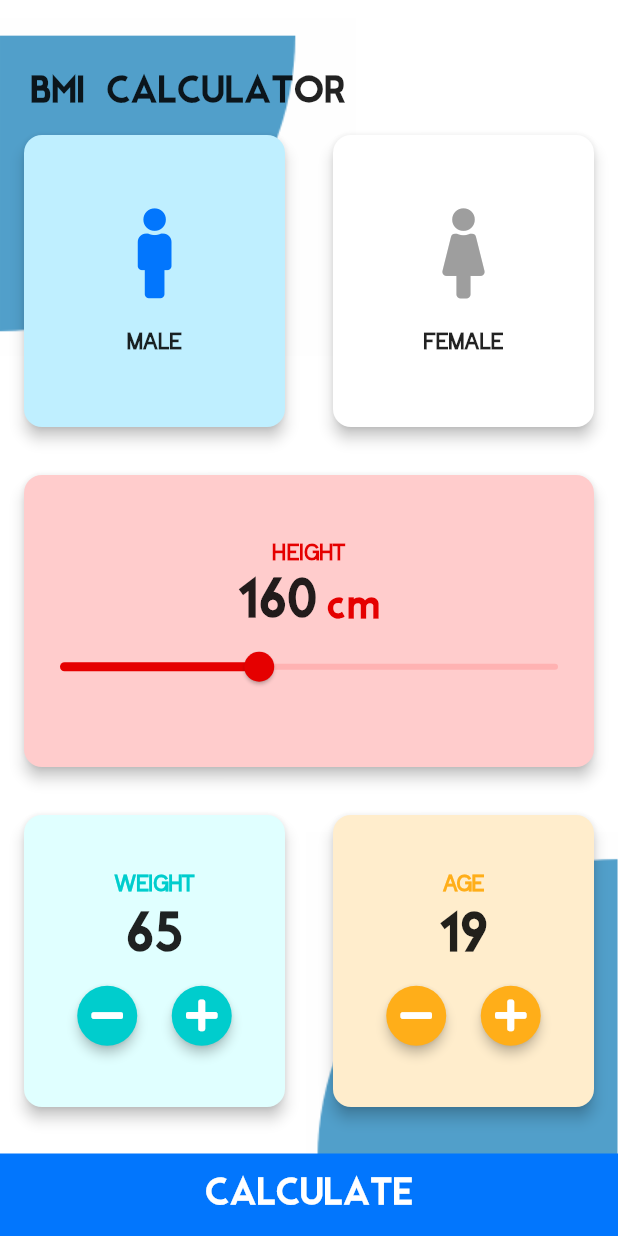
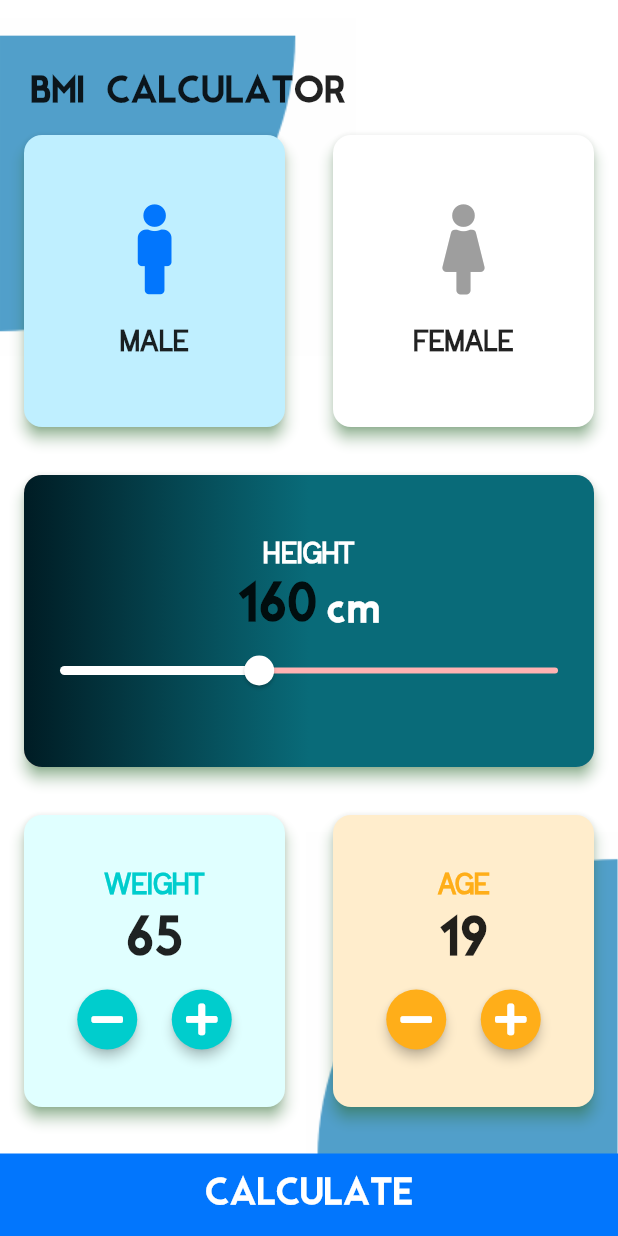
Before and after one commit to razasaddiqi/BMI-calculator, a Flutter app: the screen it shows after launch, on a phone screen of 412 x 824 dp. Run offline on Flutter 3.47's test engine with Material 2 defaults, Android fonts, the phone set to English and light mode, and no system bars; our stand-ins replace animated_text_kit, flare_flutter, fluttericon; missing offline and left inert: flare_splash_screen.

Commit message:
Adding Gradient colors with container and decoration.

```diff
--- a/lib/contents.dart
+++ b/lib/contents.dart
@@ -8,7 +8,7 @@ const genderActiveColor_female = Color(0xFFFFB6C1);
 const genderActiveButton = Color(0xFF0276FD);
 const genderActiveButton_Female = Colors.pink;
 const heightBackgroundColor = Color(0xFFffcccc);
-const heightActiveColor = Color(0xFFe50000);
+const heightActiveColor = Colors.white;
 const heightInactiveColor = Color(0xFFffb2b2);
 const weightBackgroundColor = Color(0xFFE0FFFF);
 const weightActiveColor = Color(0xFF00CDCD);
@@ -19,7 +19,7 @@ const bottomContainerColor = Color(0xFF0276FD);
 
 //Text Styles
 TextStyle labelStyle(Color colour) {
-  return TextStyle(fontSize: 16.0, color: colour, fontFamily: 'Kayak', fontWeight: FontWeight.w800);
+  return TextStyle(fontSize: 20.0, color: colour, fontFamily: 'Kayak', fontWeight: FontWeight.w800);
 }
 
 const thickFontStyle = TextStyle(
@@ -59,8 +59,10 @@ class ContainerCard extends StatelessWidget {
 
   @override
   Widget build(BuildContext context) {
-    return Card(
+    return
+      Card(
       child: childCard,
+      shadowColor: Colors.green,
       color: colour,
       margin: EdgeInsets.all(16.0),
       elevation: 4.0,
--- a/lib/input_page.dart
+++ b/lib/input_page.dart
@@ -83,8 +83,21 @@ class _InputPageState extends State<InputPage> {
           ),
           Expanded(
             child: ContainerCard(
+
               colour: heightBackgroundColor,
-              childCard: Column(
+
+              childCard:Container(
+                decoration: BoxDecoration(
+                    gradient: LinearGradient(
+                      colors: <Color>[
+                        Color(0xFF001C24),
+                        Color(0xFF096B79),
+                        Color(0xFF096B79),
+                      ],
+                    ),
+                    borderRadius: BorderRadius.circular(12.0)
+                ),
+                child:Column(
                   mainAxisAlignment: MainAxisAlignment.center,
                   children: <Widget>[
                     Text(
@@ -128,6 +141,8 @@ class _InputPageState extends State<InputPage> {
                     ),
                   ],
                 ),
+              )
+
             ),
           ),
           Expanded(
```
Lines whose indentation alone changed are shown as unchanged.
